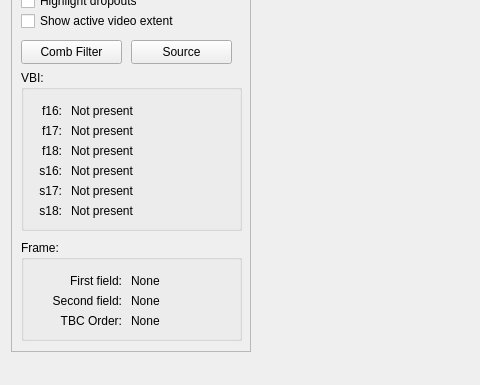
Before: the Qt Designer form tools/ld-analyse/mainwindow.ui in happycube/ld-decode, drawn with Qt 5; both pictures show x 0 to 480 and y 90 to 475 of the 600 by 475 pixel window.
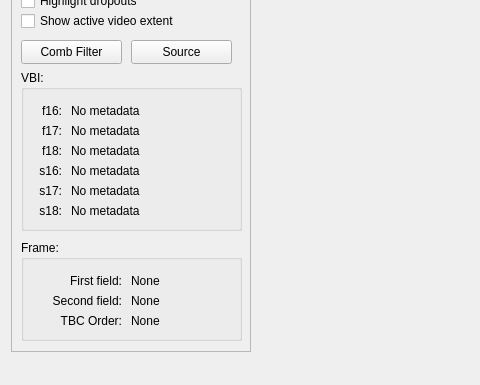
After: the same form once the commit is applied. Icons and pictures are not drawn.

The edit to the form file:
```diff
--- a/tools/ld-analyse/mainwindow.ui
+++ b/tools/ld-analyse/mainwindow.ui
@@ -195,7 +195,7 @@
          </rect>
         </property>
         <property name="text">
-         <string>Not present</string>
+         <string>No metadata</string>
         </property>
        </widget>
        <widget class="QLabel" name="even1VbiLabel">
@@ -208,7 +208,7 @@
          </rect>
         </property>
         <property name="text">
-         <string>Not present</string>
+         <string>No metadata</string>
         </property>
        </widget>
        <widget class="QLabel" name="even2VbiLabel">
@@ -221,7 +221,7 @@
          </rect>
         </property>
         <property name="text">
-         <string>Not present</string>
+         <string>No metadata</string>
         </property>
        </widget>
        <widget class="QLabel" name="label_4">
@@ -282,7 +282,7 @@
          </rect>
         </property>
         <property name="text">
-         <string>Not present</string>
+         <string>No metadata</string>
         </property>
        </widget>
        <widget class="QLabel" name="odd1VbiLabel">
@@ -295,7 +295,7 @@
          </rect>
         </property>
         <property name="text">
-         <string>Not present</string>
+         <string>No metadata</string>
         </property>
        </widget>
        <widget class="QLabel" name="odd2VbiLabel">
@@ -308,7 +308,7 @@
          </rect>
         </property>
         <property name="text">
-         <string>Not present</string>
+         <string>No metadata</string>
         </property>
        </widget>
       </widget>
```
